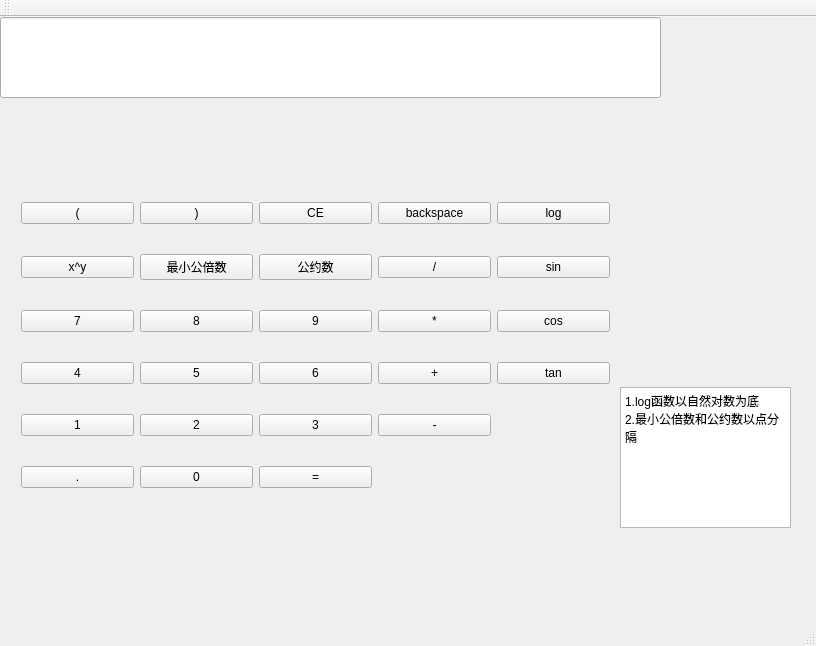
Above: mainwindow.ui from Qtcalculater/Qtcourse before the change. Below: the same form after it.
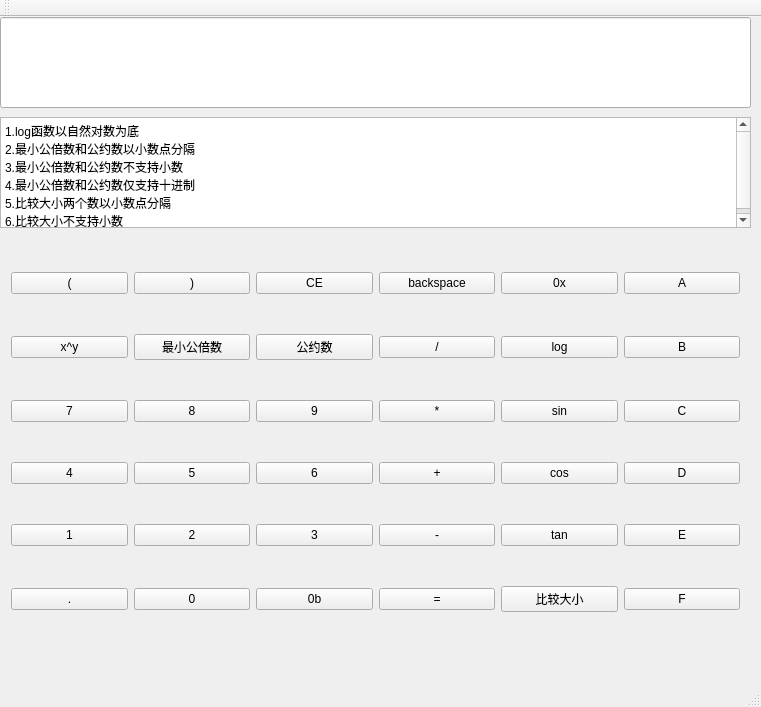
That is the form after the change.

Diff of the .ui file:
```diff
--- a/mainwindow.ui
+++ b/mainwindow.ui
@@ -6,8 +6,8 @@
    <rect>
     <x>0</x>
     <y>0</y>
-    <width>816</width>
-    <height>646</height>
+    <width>761</width>
+    <height>707</height>
    </rect>
   </property>
   <property name="windowTitle">
@@ -19,46 +19,21 @@
      <rect>
       <x>0</x>
       <y>0</y>
-      <width>661</width>
-      <height>81</height>
+      <width>751</width>
+      <height>91</height>
      </rect>
     </property>
    </widget>
-   <widget class="QTextEdit" name="textEdit">
+   <widget class="QWidget" name="layoutWidget">
     <property name="geometry">
      <rect>
-      <x>620</x>
-      <y>370</y>
-      <width>171</width>
-      <height>141</height>
-     </rect>
-    </property>
-    <property name="html">
-     <string>&lt;!DOCTYPE HTML PUBLIC &quot;-//W3C//DTD HTML 4.0//EN&quot; &quot;http://www.w3.org/TR/REC-html40/strict.dtd&quot;&gt;
-&lt;html&gt;&lt;head&gt;&lt;meta name=&quot;qrichtext&quot; content=&quot;1&quot; /&gt;&lt;style type=&quot;text/css&quot;&gt;
-p, li { white-space: pre-wrap; }
-&lt;/style&gt;&lt;/head&gt;&lt;body style=&quot; font-family:'SimSun'; font-size:9pt; font-weight:400; font-style:normal;&quot;&gt;
-&lt;p style=&quot; margin-top:0px; margin-bottom:0px; margin-left:0px; margin-right:0px; -qt-block-indent:0; text-indent:0px;&quot;&gt;1.log函数以自然对数为底&lt;/p&gt;
-&lt;p style=&quot; margin-top:0px; margin-bottom:0px; margin-left:0px; margin-right:0px; -qt-block-indent:0; text-indent:0px;&quot;&gt;2.最小公倍数和公约数以点分隔&lt;/p&gt;&lt;/body&gt;&lt;/html&gt;</string>
-    </property>
-   </widget>
-   <widget class="QWidget" name="">
-    <property name="geometry">
-     <rect>
-      <x>10</x>
-      <y>150</y>
-      <width>611</width>
-      <height>361</height>
+      <x>0</x>
+      <y>210</y>
+      <width>751</width>
+      <height>431</height>
      </rect>
     </property>
     <layout class="QGridLayout" name="gridLayout">
-     <item row="0" column="0">
-      <widget class="QPushButton" name="pushButton_18">
-       <property name="text">
-        <string>(</string>
-       </property>
-      </widget>
-     </item>
      <item row="0" column="1">
       <widget class="QPushButton" name="pushButton_19">
        <property name="text">
@@ -66,6 +41,20 @@
        </property>
       </widget>
      </item>
+     <item row="0" column="0">
+      <widget class="QPushButton" name="pushButton_18">
+       <property name="text">
+        <string>(</string>
+       </property>
+      </widget>
+     </item>
+     <item row="1" column="1">
+      <widget class="QPushButton" name="pushButton_24">
+       <property name="text">
+        <string>最小公倍数</string>
+       </property>
+      </widget>
+     </item>
      <item row="0" column="2">
       <widget class="QPushButton" name="pushButton_16">
        <property name="text">
@@ -80,13 +69,6 @@
        </property>
       </widget>
      </item>
-     <item row="0" column="4">
-      <widget class="QPushButton" name="pushButton_27">
-       <property name="text">
-        <string>log</string>
-       </property>
-      </widget>
-     </item>
      <item row="1" column="0">
       <widget class="QPushButton" name="pushButton_26">
        <property name="text">
@@ -94,20 +76,6 @@
        </property>
       </widget>
      </item>
-     <item row="1" column="1">
-      <widget class="QPushButton" name="pushButton_24">
-       <property name="text">
-        <string>最小公倍数</string>
-       </property>
-      </widget>
-     </item>
-     <item row="1" column="2">
-      <widget class="QPushButton" name="pushButton_25">
-       <property name="text">
-        <string>公约数</string>
-       </property>
-      </widget>
-     </item>
      <item row="1" column="3">
       <widget class="QPushButton" name="pushButton_15">
        <property name="text">
@@ -115,13 +83,6 @@
        </property>
       </widget>
      </item>
-     <item row="1" column="4">
-      <widget class="QPushButton" name="pushButton_21">
-       <property name="text">
-        <string>sin</string>
-       </property>
-      </widget>
-     </item>
      <item row="2" column="0">
       <widget class="QPushButton" name="pushButton_9">
        <property name="text">
@@ -143,6 +104,13 @@
        </property>
       </widget>
      </item>
+     <item row="1" column="2">
+      <widget class="QPushButton" name="pushButton_25">
+       <property name="text">
+        <string>公约数</string>
+       </property>
+      </widget>
+     </item>
      <item row="2" column="3">
       <widget class="QPushButton" name="pushButton_14">
        <property name="text">
@@ -150,17 +118,10 @@
        </property>
       </widget>
      </item>
-     <item row="2" column="4">
-      <widget class="QPushButton" name="pushButton_22">
+     <item row="3" column="3">
+      <widget class="QPushButton" name="pushButton_12">
        <property name="text">
-        <string>cos</string>
-       </property>
-      </widget>
-     </item>
-     <item row="3" column="0">
-      <widget class="QPushButton" name="pushButton_6">
-       <property name="text">
-        <string>4</string>
+        <string>+</string>
        </property>
       </widget>
      </item>
@@ -171,6 +132,13 @@
        </property>
       </widget>
      </item>
+     <item row="3" column="0">
+      <widget class="QPushButton" name="pushButton_6">
+       <property name="text">
+        <string>4</string>
+       </property>
+      </widget>
+     </item>
      <item row="3" column="2">
       <widget class="QPushButton" name="pushButton_8">
        <property name="text">
@@ -178,24 +146,10 @@
        </property>
       </widget>
      </item>
-     <item row="3" column="3">
-      <widget class="QPushButton" name="pushButton_12">
+     <item row="5" column="0">
+      <widget class="QPushButton" name="pushButton_20">
        <property name="text">
-        <string>+</string>
-       </property>
-      </widget>
-     </item>
-     <item row="3" column="4">
-      <widget class="QPushButton" name="pushButton_23">
-       <property name="text">
-        <string>tan</string>
-       </property>
-      </widget>
-     </item>
-     <item row="4" column="0">
-      <widget class="QPushButton" name="pushButton_3">
-       <property name="text">
-        <string>1</string>
+        <string>.</string>
        </property>
       </widget>
      </item>
@@ -213,6 +167,13 @@
        </property>
       </widget>
      </item>
+     <item row="4" column="0">
+      <widget class="QPushButton" name="pushButton_3">
+       <property name="text">
+        <string>1</string>
+       </property>
+      </widget>
+     </item>
      <item row="4" column="3">
       <widget class="QPushButton" name="pushButton_13">
        <property name="text">
@@ -220,13 +181,6 @@
        </property>
       </widget>
      </item>
-     <item row="5" column="0">
-      <widget class="QPushButton" name="pushButton_20">
-       <property name="text">
-        <string>.</string>
-       </property>
-      </widget>
-     </item>
      <item row="5" column="1">
       <widget class="QPushButton" name="pushButton_2">
        <property name="text">
@@ -234,22 +188,135 @@
        </property>
       </widget>
      </item>
-     <item row="5" column="2">
+     <item row="0" column="5">
+      <widget class="QPushButton" name="pushButton_30">
+       <property name="text">
+        <string>A</string>
+       </property>
+      </widget>
+     </item>
+     <item row="1" column="5">
+      <widget class="QPushButton" name="pushButton_31">
+       <property name="text">
+        <string>B</string>
+       </property>
+      </widget>
+     </item>
+     <item row="2" column="5">
+      <widget class="QPushButton" name="pushButton_32">
+       <property name="text">
+        <string>C</string>
+       </property>
+      </widget>
+     </item>
+     <item row="3" column="5">
+      <widget class="QPushButton" name="pushButton_33">
+       <property name="text">
+        <string>D</string>
+       </property>
+      </widget>
+     </item>
+     <item row="4" column="5">
+      <widget class="QPushButton" name="pushButton_34">
+       <property name="text">
+        <string>E</string>
+       </property>
+      </widget>
+     </item>
+     <item row="5" column="5">
+      <widget class="QPushButton" name="pushButton_35">
+       <property name="text">
+        <string>F</string>
+       </property>
+      </widget>
+     </item>
+     <item row="5" column="3">
       <widget class="QPushButton" name="pushButton">
        <property name="text">
         <string>=</string>
        </property>
       </widget>
      </item>
+     <item row="4" column="4">
+      <widget class="QPushButton" name="pushButton_23">
+       <property name="text">
+        <string>tan</string>
+       </property>
+      </widget>
+     </item>
+     <item row="3" column="4">
+      <widget class="QPushButton" name="pushButton_22">
+       <property name="text">
+        <string>cos</string>
+       </property>
+      </widget>
+     </item>
+     <item row="2" column="4">
+      <widget class="QPushButton" name="pushButton_21">
+       <property name="text">
+        <string>sin</string>
+       </property>
+      </widget>
+     </item>
+     <item row="1" column="4">
+      <widget class="QPushButton" name="pushButton_27">
+       <property name="text">
+        <string>log</string>
+       </property>
+      </widget>
+     </item>
+     <item row="0" column="4">
+      <widget class="QPushButton" name="pushButton_29">
+       <property name="text">
+        <string>0x</string>
+       </property>
+      </widget>
+     </item>
+     <item row="5" column="2">
+      <widget class="QPushButton" name="pushButton_28">
+       <property name="text">
+        <string>0b</string>
+       </property>
+      </widget>
+     </item>
+     <item row="5" column="4">
+      <widget class="QPushButton" name="pushButton_36">
+       <property name="text">
+        <string>比较大小</string>
+       </property>
+      </widget>
+     </item>
     </layout>
    </widget>
+   <widget class="QTextEdit" name="textEdit">
+    <property name="geometry">
+     <rect>
+      <x>0</x>
+      <y>100</y>
+      <width>751</width>
+      <height>111</height>
+     </rect>
+    </property>
+    <property name="html">
+     <string>&lt;!DOCTYPE HTML PUBLIC &quot;-//W3C//DTD HTML 4.0//EN&quot; &quot;http://www.w3.org/TR/REC-html40/strict.dtd&quot;&gt;
+&lt;html&gt;&lt;head&gt;&lt;meta name=&quot;qrichtext&quot; content=&quot;1&quot; /&gt;&lt;style type=&quot;text/css&quot;&gt;
+p, li { white-space: pre-wrap; }
+&lt;/style&gt;&lt;/head&gt;&lt;body style=&quot; font-family:'SimSun'; font-size:9pt; font-weight:400; font-style:normal;&quot;&gt;
+&lt;p style=&quot; margin-top:0px; margin-bottom:0px; margin-left:0px; margin-right:0px; -qt-block-indent:0; text-indent:0px;&quot;&gt;1.log函数以自然对数为底&lt;/p&gt;
+&lt;p style=&quot; margin-top:0px; margin-bottom:0px; margin-left:0px; margin-right:0px; -qt-block-indent:0; text-indent:0px;&quot;&gt;2.最小公倍数和公约数以小数点分隔&lt;/p&gt;
+&lt;p style=&quot; margin-top:0px; margin-bottom:0px; margin-left:0px; margin-right:0px; -qt-block-indent:0; text-indent:0px;&quot;&gt;3.最小公倍数和公约数不支持小数&lt;/p&gt;
+&lt;p style=&quot; margin-top:0px; margin-bottom:0px; margin-left:0px; margin-right:0px; -qt-block-indent:0; text-indent:0px;&quot;&gt;4.最小公倍数和公约数仅支持十进制&lt;/p&gt;
+&lt;p style=&quot; margin-top:0px; margin-bottom:0px; margin-left:0px; margin-right:0px; -qt-block-indent:0; text-indent:0px;&quot;&gt;5.比较大小两个数以小数点分隔&lt;/p&gt;
+&lt;p style=&quot; margin-top:0px; margin-bottom:0px; margin-left:0px; margin-right:0px; -qt-block-indent:0; text-indent:0px;&quot;&gt;6.比较大小不支持小数&lt;/p&gt;&lt;/body&gt;&lt;/html&gt;</string>
+    </property>
+   </widget>
   </widget>
   <widget class="QMenuBar" name="menuBar">
    <property name="geometry">
     <rect>
      <x>0</x>
      <y>0</y>
-     <width>816</width>
+     <width>761</width>
      <height>26</height>
     </rect>
    </property>
```
